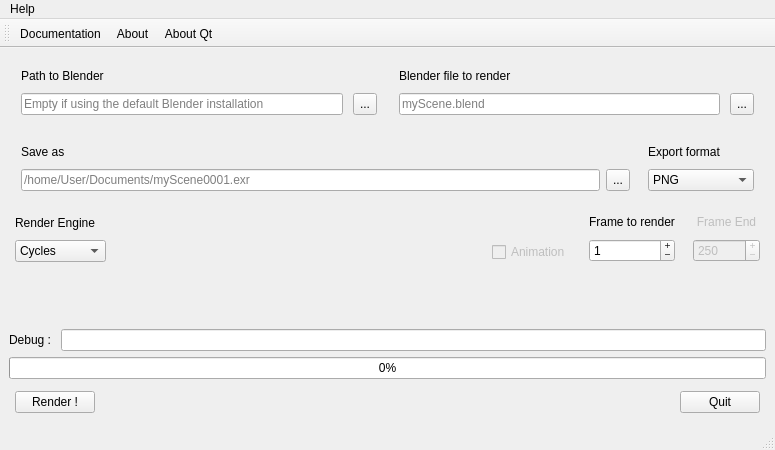
The window that mainwindow.ui (Nesakko/BlenderRender) describes before a commit, drawn with Qt 5.
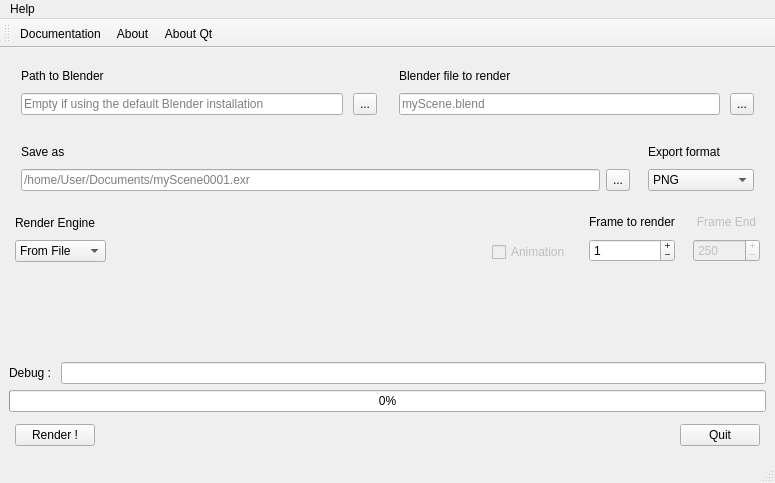
The same window after the commit.

The edit to the form file:
```diff
--- a/mainwindow.ui
+++ b/mainwindow.ui
@@ -7,7 +7,7 @@
     <x>0</x>
     <y>0</y>
     <width>775</width>
-    <height>450</height>
+    <height>483</height>
    </rect>
   </property>
   <property name="minimumSize">
@@ -335,6 +335,11 @@
           <height>32</height>
          </size>
         </property>
+        <item>
+         <property name="text">
+          <string>From File</string>
+         </property>
+        </item>
         <item>
          <property name="text">
           <string>Cycles</string>
```
Left out of the diff: 6 changed lines with no effect on the pictures.
